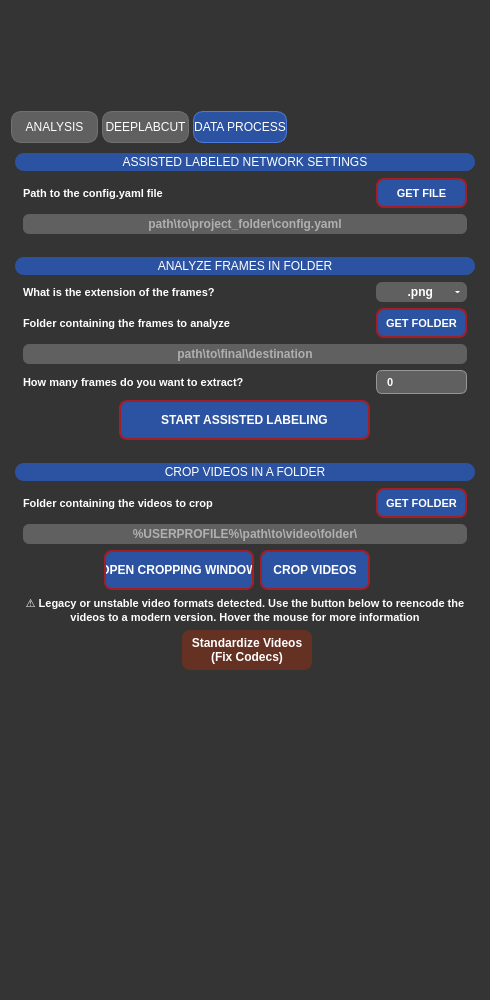
mrdrzit/behavython, file src/behavython/gui/assets/ui/behavython_gui.ui: the form before one commit.
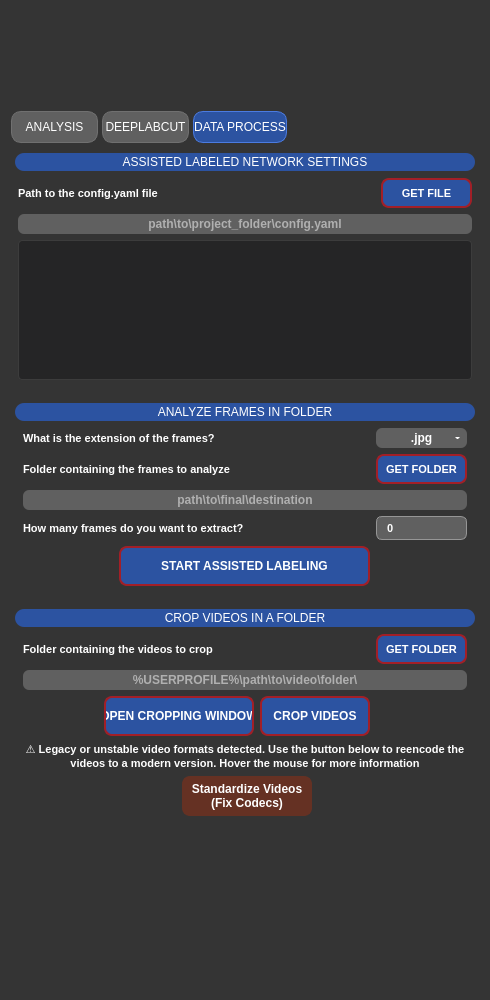
The form after the commit. The open tabs and pages were chosen to show the change. Icons and pictures are not drawn.

Commit message: Add DLC label transfer utility and improve GUI layout/scroll styling

Diff of the .ui file:
```diff
--- a/src/behavython/gui/assets/ui/behavython_gui.ui
+++ b/src/behavython/gui/assets/ui/behavython_gui.ui
@@ -19,7 +19,7 @@
   <property name="minimumSize">
    <size>
     <width>490</width>
-    <height>300</height>
+    <height>400</height>
    </size>
   </property>
   <property name="maximumSize">
@@ -126,6 +126,12 @@
        <verstretch>0</verstretch>
       </sizepolicy>
      </property>
+     <property name="minimumSize">
+      <size>
+       <width>0</width>
+       <height>0</height>
+      </size>
+     </property>
      <property name="styleSheet">
       <string notr="true">QScrollArea {
     border: none;
@@ -163,17 +169,11 @@
        </rect>
       </property>
       <property name="sizePolicy">
-       <sizepolicy hsizetype="Expanding" vsizetype="Expanding">
+       <sizepolicy hsizetype="Preferred" vsizetype="Preferred">
         <horstretch>0</horstretch>
         <verstretch>0</verstretch>
        </sizepolicy>
       </property>
-      <property name="minimumSize">
-       <size>
-        <width>0</width>
-        <height>0</height>
-       </size>
-      </property>
       <layout class="QGridLayout" name="gridLayout_12">
        <item row="0" column="0">
         <spacer name="horizontalSpacer">
@@ -241,18 +241,18 @@
          </property>
         </spacer>
        </item>
-       <item row="1" column="0" colspan="3">
+       <item row="1" column="0" colspan="3" alignment="Qt::AlignmentFlag::AlignTop">
         <widget class="QTabWidget" name="tabWidget">
          <property name="sizePolicy">
-          <sizepolicy hsizetype="Expanding" vsizetype="Expanding">
+          <sizepolicy hsizetype="Preferred" vsizetype="Preferred">
            <horstretch>0</horstretch>
            <verstretch>0</verstretch>
           </sizepolicy>
          </property>
-         <property name="minimumSize">
+         <property name="maximumSize">
           <size>
-           <width>0</width>
-           <height>0</height>
+           <width>16777215</width>
+           <height>820</height>
           </size>
          </property>
          <property name="styleSheet">
@@ -4320,7 +4320,7 @@
                 </property>
                </widget>
               </item>
-              <item row="0" column="4">
+              <item row="0" column="4" alignment="Qt::AlignmentFlag::AlignHCenter">
                <widget class="QComboBox" name="file_extension_confirmation_combobox_data_process">
                 <property name="sizePolicy">
                  <sizepolicy hsizetype="Preferred" vsizetype="Preferred">
@@ -4353,17 +4353,17 @@
                  <string notr="true">QComboBox{color:#FFFFFF;font:7pt&quot;Arial&quot;;font-weight:bold;background-color:#606060;border:0px;border-radius:6px;}QListView{color:#FFFFFF;font:8pt&quot;Century Gothic&quot;;font-weight:bold;background-color:#969696;border:0px;}QListView{color:#FFFFFF;font:7pt&quot;Arial&quot;;font-weight:bold;background-color:#606060;border:0px;border-radius:6px;}QComboBox::drop-down{width:20px;border:5px;}QComboBox::down-arrow{border-left:2px solid none;border-right:2px solid none;border-top:2px solid #FFFFFF;width:0.5px;height:1px;border-radius:2px;}QComboBox::down-arrow:hover{border-left:2px solid none;border-right:2px solid none;border-top:2px solid #A21F27;width:0.5px;height:1px;border-radius:2px;}QAbstractItemView{border:2px solid #969696;selection-background-color:#2C53A1;}</string>
                 </property>
                 <property name="currentText">
-                 <string notr="true">        .png</string>
+                 <string notr="true">         .jpg</string>
                 </property>
                 <property name="currentIndex">
-                 <number>1</number>
+                 <number>0</number>
                 </property>
                 <property name="sizeAdjustPolicy">
                  <enum>QComboBox::SizeAdjustPolicy::AdjustToContents</enum>
                 </property>
                 <item>
                  <property name="text">
-                  <string>.jpg</string>
+                  <string>         .jpg</string>
                  </property>
                 </item>
                 <item>
@@ -4503,6 +4503,12 @@
                <verstretch>0</verstretch>
               </sizepolicy>
              </property>
+             <property name="minimumSize">
+              <size>
+               <width>0</width>
+               <height>0</height>
+              </size>
+             </property>
              <property name="styleSheet">
               <string notr="true">QGroupBox {
     border: none;
@@ -4533,12 +4539,6 @@
               <string>ASSISTED LABELED NETWORK SETTINGS</string>
              </property>
              <layout class="QGridLayout" name="gridLayout_6">
-              <property name="leftMargin">
-               <number>14</number>
-              </property>
-              <property name="rightMargin">
-               <number>14</number>
-              </property>
               <item row="0" column="0">
                <widget class="QLabel" name="config_path_data_process">
                 <property name="sizePolicy">
@@ -4691,6 +4691,93 @@
                 </property>
                </widget>
               </item>
+              <item row="2" column="0" colspan="3">
+               <widget class="QListWidget" name="bodyparts_listview_data_process">
+                <property name="sizePolicy">
+                 <sizepolicy hsizetype="Preferred" vsizetype="Fixed">
+                  <horstretch>0</horstretch>
+                  <verstretch>0</verstretch>
+                 </sizepolicy>
+                </property>
+                <property name="minimumSize">
+                 <size>
+                  <width>0</width>
+                  <height>140</height>
+                 </size>
+                </property>
+                <property name="maximumSize">
+                 <size>
+                  <width>16777215</width>
+                  <height>140</height>
+                 </size>
+                </property>
+                <property name="cursor" stdset="0">
+                 <cursorShape>WhatsThisCursor</cursorShape>
+                </property>
+                <property name="toolTip">
+                 <string>&lt;html&gt;
+&lt;head/&gt;
+&lt;body&gt;
+&lt;p&gt;&lt;b&gt;&lt;span style=&quot; font-size:10pt; color:#d97706;&quot;&gt;Target Body Parts Filter&lt;/span&gt;&lt;/b&gt;&lt;/p&gt;
+&lt;p&gt;Select which body parts you want the network to automatically label for you during this session.&lt;/p&gt;
+&lt;p&gt;&lt;b&gt;Why does this appear now?&lt;/b&gt;&lt;br/&gt;
+This list is dynamically generated from your selected &lt;i&gt;config.yaml&lt;/i&gt; file. It shows exactly what the loaded neural network was trained to detect.&lt;/p&gt;
+&lt;p&gt;&lt;b&gt;How it affects the output:&lt;/b&gt;&lt;br/&gt;
+DeepLabCut will analyze the frames, but &lt;i&gt;only the checked parts&lt;/i&gt; will have their coordinates saved to your final dataset. Unchecked parts will be saved as blank (unlabeled) points, allowing you to manually label them in the DLC GUI without the network's predictions getting in the way.&lt;/p&gt;
+&lt;p&gt;&lt;span style=&quot; color:#ff5555;&quot;&gt;&lt;b&gt;⚠️ Warning:&lt;/b&gt;&lt;/span&gt;&lt;br/&gt;
+If you uncheck body parts that are explicitly required by downstream Behavython analysis modules (e.g., the nose or center for Maze Tracking), those analysis steps will fail unless you manually label those missing points yourself before running them.&lt;/p&gt;
+&lt;/body&gt;
+&lt;/html&gt;
+</string>
+                </property>
+                <property name="styleSheet">
+                 <string notr="true">QListView {
+    background-color: #252526;
+    color: #D4D4D4;
+    border: 1px solid #3c3c3c;
+    border-radius: 4px;
+    padding: 4px;
+    outline: none; /* Removes the dotted focus ring */
+}
+
+QListView::item {
+    padding: 4px;
+    border-radius: 2px;
+}
+
+QListView::item:hover {
+    background-color: #343434;
+}
+
+QListView::item:selected {
+    background-color: #404040;
+    color: #FFFFFF;
+}
+
+/* Checkbox indicator styles */
+QListView::indicator {
+    width: 14px;
+    height: 14px;
+    background-color: #1E1E1E;
+    border: 1px solid #555555;
+    border-radius: 3px;
+    margin-right: 4px;
+}
+
+QListView::indicator:hover {
+    border: 1px solid #d97706;
+}
+
+QListView::indicator:checked {
+    background-color: #d97706;
+    border: 1px solid #d97706;
+    /* Optional: Add a checkmark image if you have one in your resources */
+    /* image: url(:/icons/check.png); */
+}
+</string>
+                </property>
+               </widget>
+              </item>
              </layout>
             </widget>
            </item>
```
Left out of the diff: 1375 changed lines with no effect on the pictures. The commit also changes 6 other files.
